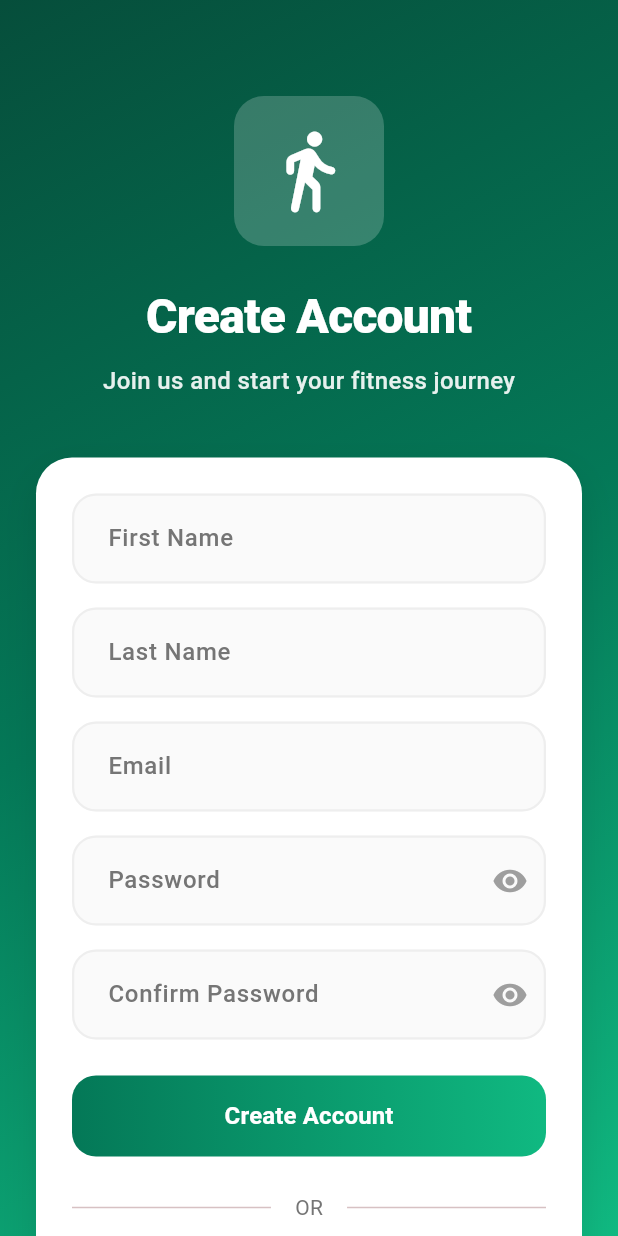
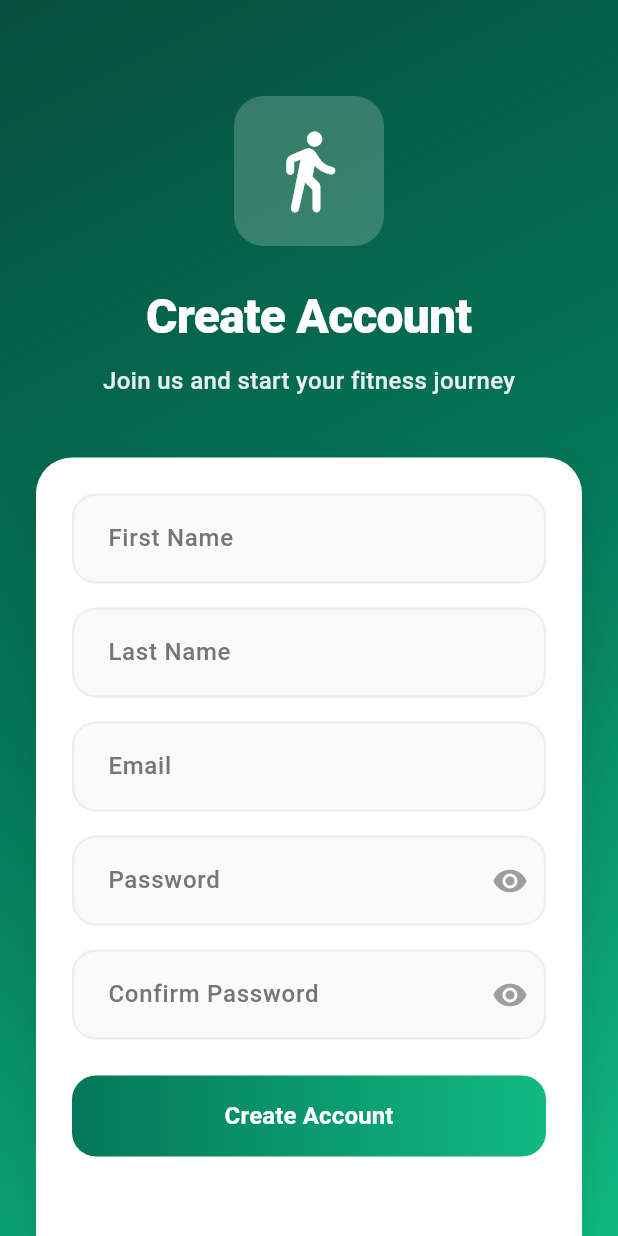
Before and after one commit to arbybyby/ai_step, a Flutter app: the SignUpScreen screen opened by its route, on a phone screen of 412 x 824 dp. Run offline on Flutter 3.47's test engine with Material 3 defaults, Android fonts, the phone set to English and light mode, and no system bars; our stand-ins replace google_sign_in, jwt_decoder, pedometer, permission_handler, sensors_plus, shared_preferences; accounts and stored records are empty.

Commit message:
Remove Google button

```diff
--- a/ai_step_frontend/lib/auth/sign_up_screen.dart
+++ b/ai_step_frontend/lib/auth/sign_up_screen.dart
@@ -349,15 +349,6 @@ class _SignUpScreenState extends State<SignUpScreen> {
                     const SizedBox(height: 24),
 
                     // Divider
-                    const AuthDivider(),
-
-                    const SizedBox(height: 24),
-
-                    // Google Sign In Button
-                    GoogleSignInButton(
-                      onPressed: _handleGoogleSignIn,
-                      isLoading: _isGoogleLoading,
-                    ),
 
                     const SizedBox(height: 32),
 
```
Also changed, not shown: ai_step_frontend/lib/auth/login_screen.dart (+0 -11 lines).
